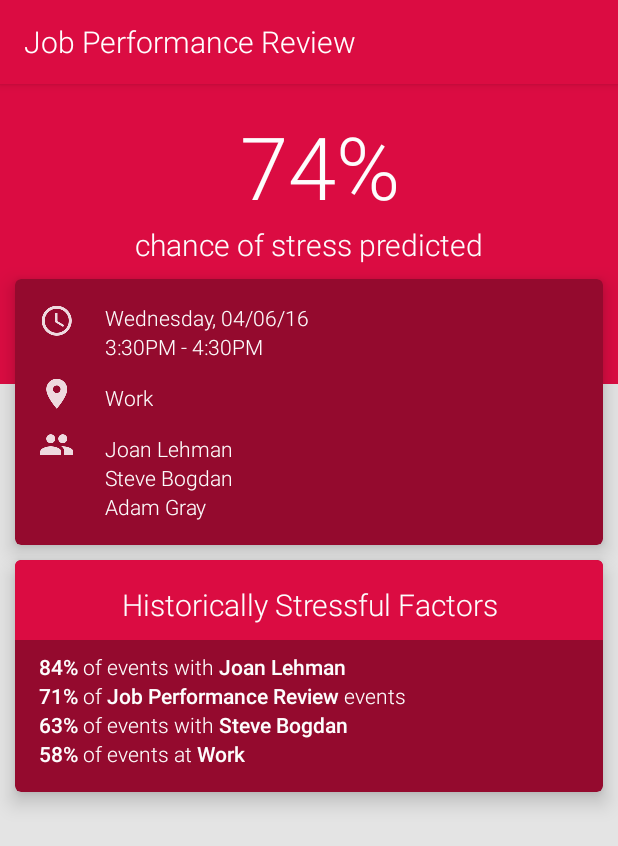
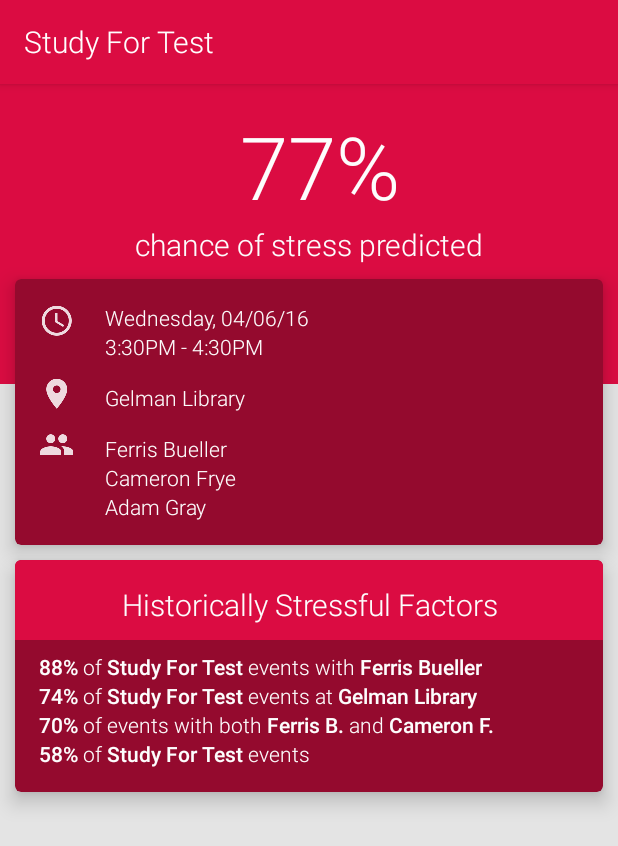
Before and after one commit to gw-sd-2016/ChillOut, an Android app: the MainActivity screen opened directly, with no data from a screen before it, on a phone screen of 412 x 824 dp. Shown: the top 846 px of the screen. Run offline under Robolectric (Android 15) with nearby library versions, the phone set to English and light mode, and no system bars; libraries missing offline, so code that uses them is left out: com.mikepenz.materialdrawer; 2 statements that could not run were skipped.

Commit message:
Final commit for senior design

```diff
--- a/app/src/main/java/com/example/grayapps/contextaware/BarFragment.java
+++ b/app/src/main/java/com/example/grayapps/contextaware/BarFragment.java
@@ -93,12 +93,12 @@ public class BarFragment extends Fragment
             Log.d("IntentExtra", "Stress is present");
             mPos = (int) getActivity().getIntent().getExtras().getDouble("stress", -1);
 
-            if (mPos == 2)//stressed
+            if (mPos >= 0.5)//stressed
             {
                 mValuesOne[0][0] = 8.0f;
                 mStressColor = "#db0c42";
                 mRealEvent = true;
-            } else if (mPos == 1)//relaxed
+            } else if (mPos >= 0)//relaxed
             {
                 mValuesOne[0][0] = 2.0f;
                 mStressColor = "#2c93d0";
--- a/app/src/main/java/com/example/grayapps/contextaware/EventDetailsActivity.java
+++ b/app/src/main/java/com/example/grayapps/contextaware/EventDetailsActivity.java
@@ -150,7 +150,7 @@ public class EventDetailsActivity extends AppCompatActivity implements EventAtte
                 detsCard.setCardBackgroundColor(ContextCompat.getColor(this, R.color.colorNeutralBar));
             }
 
-            if(mStress == 2)
+            if(mStress >= 0.5)
             {
                 toolbar.setBackground(new ColorDrawable(Color.parseColor(getResources().getString(R.color.colorStress))));
                 w.setStatusBarColor(Color.parseColor(getResources().getString(R.color.colorStressDark)));
@@ -159,7 +159,7 @@ public class EventDetailsActivity extends AppCompatActivity implements EventAtte
                // contentLayout.setBackgroundColor(ContextCompat.getColor(this, R.color.colorStressBackground));
                 detsCard.setCardBackgroundColor(ContextCompat.getColor(this, R.color.colorStressBar));
             }
-            else if(mStress == 1)
+            else if(mStress >= 0)
             {
                 toolbar.setBackground(new ColorDrawable(Color.parseColor(getResources().getString(R.color.colorNoise))));
                 w.setStatusBarColor(Color.parseColor(getResources().getString(R.color.colorNoiseDark)));
@@ -216,7 +216,7 @@ public class EventDetailsActivity extends AppCompatActivity implements EventAtte
                 new NotificationCompat.Builder(this)
                         .setSmallIcon(R.drawable.ic_stat_group_2)
                         .setContentTitle("Upcoming Stressful Event")
-                        .setContentText("Job Performance Review")
+                        .setContentText("Study For Test")
                         .setColor(Color.parseColor(getResources().getString(R.color.colorStress)));
 
         builder.setContentIntent(resultPendingIntent);
--- a/app/src/main/java/com/example/grayapps/contextaware/MainActivity.java
+++ b/app/src/main/java/com/example/grayapps/contextaware/MainActivity.java
@@ -22,7 +22,7 @@ public class MainActivity extends AppCompatActivity {
         TextView title = (TextView) toolbar.findViewById(R.id.toolbar_title);
         setSupportActionBar(toolbar);
         getSupportActionBar().setDisplayShowTitleEnabled(false);
-        title.setText("Job Performance Review");
+        title.setText("Study For Test");
         Window w = this.getWindow();
         toolbar.setBackground(new ColorDrawable(Color.parseColor(getResources().getString(R.color.colorStress))));
 
--- a/app/src/main/res/layout/content_main.xml
+++ b/app/src/main/res/layout/content_main.xml
@@ -23,7 +23,7 @@
             <TextView
                 android:layout_width="fill_parent"
                 android:layout_height="wrap_content"
-                android:text=" 74%"
+                android:text=" 77%"
                 android:gravity="center_horizontal"
                 android:textColor="@color/textPrimary"
                 android:textSize="58sp"
@@ -66,7 +66,7 @@
                 android:layout_alignParentLeft="true"
                 android:src="@drawable/ic_access_time_white_24dp"
                 android:alpha="0.85"
-                android:id="@+id/timeIcon" />
+                android:id="@+id/timeIcon"/>
 
             <TextView
                 android:layout_width="wrap_content"
@@ -110,7 +110,7 @@
                 android:textSize="14sp"
                 android:paddingStart="20dp"
                 android:fontFamily="sans-serif-light"
-                android:text="Work"
+                android:text="Gelman Library"
                 android:layout_alignBottom="@+id/locationIcon"
                 android:layout_toEndOf="@+id/locationIcon" />
 
@@ -134,7 +134,7 @@
                 android:layout_toEndOf="@id/attendeesIcon"
                 android:layout_alignBottom="@id/attendeesIcon"
                 android:fontFamily="sans-serif-light"
-                android:text="Joan Lehman"/>
+                android:text="Ferris Bueller"/>
             <TextView
                 android:layout_width="wrap_content"
                 android:layout_height="wrap_content"
@@ -145,7 +145,7 @@
                 android:layout_below="@id/person1"
                 android:layout_alignStart="@id/person1"
                 android:fontFamily="sans-serif-light"
-                android:text="Steve Bogdan"
+                android:text="Cameron Frye"
                 />
             <TextView
                 android:layout_width="wrap_content"
@@ -217,7 +217,7 @@
                 <TextView
                     android:layout_width="wrap_content"
                     android:layout_height="wrap_content"
-                    android:text="84%"
+                    android:text="88%"
                     android:id="@+id/percent"
                     android:textColor="@color/textPrimary"
                     android:fontFamily="sans-serif-light"
@@ -228,7 +228,7 @@
                 <TextView
                     android:layout_width="wrap_content"
                     android:layout_height="wrap_content"
-                    android:text=" of events with "
+                    android:text=" of "
                     android:textColor="@color/textPrimary"
                     android:id="@+id/ofEvents"
                     android:fontFamily="sans-serif-light"
@@ -237,13 +237,32 @@
                 <TextView
                     android:layout_width="wrap_content"
                     android:layout_height="wrap_content"
-                    android:text="Joan Lehman "
+                    android:text="Study For Test"
                     android:textColor="@color/textPrimary"
                     android:id="@+id/factor"
                     android:layout_toRightOf="@id/ofEvents"
                     android:fontFamily="sans-serif-light"
                     android:textStyle="bold"
                     android:textSize="14sp"/>
+                    <TextView
+                        android:layout_width="wrap_content"
+                        android:layout_height="wrap_content"
+                        android:text=" events with "
+                        android:textColor="@color/textPrimary"
+                        android:id="@+id/with"
+                        android:fontFamily="sans-serif-light"
+                        android:layout_toRightOf="@+id/factor"
+                        android:textSize="14sp" />
+                    <TextView
+                        android:layout_width="wrap_content"
+                        android:layout_height="wrap_content"
+                        android:text="Ferris Bueller"
+                        android:textColor="@color/textPrimary"
+                        android:id="@+id/person"
+                        android:layout_toRightOf="@id/with"
+                        android:fontFamily="sans-serif-light"
+                        android:textStyle="bold"
+                        android:textSize="14sp"/>
                 </RelativeLayout>
             </TableRow>
 
@@ -258,7 +277,7 @@
                     <TextView
                         android:layout_width="wrap_content"
                         android:layout_height="wrap_content"
-                        android:text="71%"
+                        android:text="74%"
                         android:id="@+id/percent2"
                         android:textColor="@color/textPrimary"
                         android:fontFamily="sans-serif-light"
@@ -271,28 +290,38 @@
                         android:layout_height="wrap_content"
                         android:text=" of "
                         android:textColor="@color/textPrimary"
-                        android:id="@+id/ofEvents2"
+                        android:id="@+id/of"
                         android:fontFamily="sans-serif-light"
                         android:layout_toRightOf="@+id/percent2"
-                        android:textSize="14sp"/>
+                        android:textSize="14sp" />
                     <TextView
                         android:layout_width="wrap_content"
                         android:layout_height="wrap_content"
-                        android:text="Job Performance Review "
+                        android:text="Study For Test"
                         android:textColor="@color/textPrimary"
-                        android:id="@+id/factor2"
-                        android:layout_toRightOf="@id/ofEvents2"
+                        android:id="@+id/eventName"
+                        android:layout_toRightOf="@id/of"
                         android:fontFamily="sans-serif-light"
                         android:textStyle="bold"
                         android:textSize="14sp"/>
                     <TextView
                         android:layout_width="wrap_content"
                         android:layout_height="wrap_content"
-                        android:text="events"
-                        android:id="@+id/name2"
-                        android:layout_toRightOf="@id/factor2"
+                        android:text=" events at"
                         android:textColor="@color/textPrimary"
+                        android:id="@+id/ofEvents2"
                         android:fontFamily="sans-serif-light"
+                        android:layout_toRightOf="@+id/eventName"
+                        android:textSize="14sp"/>
+                    <TextView
+                        android:layout_width="wrap_content"
+                        android:layout_height="wrap_content"
+                        android:text=" Gelman Library "
+                        android:textColor="@color/textPrimary"
+                        android:id="@+id/factor2"
+                        android:layout_toRightOf="@id/ofEvents2"
+                        android:fontFamily="sans-serif-light"
+                        android:textStyle="bold"
                         android:textSize="14sp"/>
                 </RelativeLayout>
             </TableRow>
@@ -307,7 +336,7 @@
                     <TextView
                         android:layout_width="wrap_content"
                         android:layout_height="wrap_content"
-                        android:text="63%"
+                        android:text="70% "
                         android:id="@+id/percent3"
                         android:textColor="@color/textPrimary"
                         android:fontFamily="sans-serif-light"
@@ -318,7 +347,7 @@
                     <TextView
                         android:layout_width="wrap_content"
                         android:layout_height="wrap_content"
-                        android:text=" of events with "
+                        android:text="of events with both "
                         android:textColor="@color/textPrimary"
                         android:id="@+id/ofEvents3"
                         android:fontFamily="sans-serif-light"
@@ -327,10 +356,29 @@
                     <TextView
                         android:layout_width="wrap_content"
                         android:layout_height="wrap_content"
-                        android:text="Steve Bogdan "
+                        android:text="Ferris B. "
                         android:textColor="@color/textPrimary"
                         android:id="@+id/factor3"
                         android:layout_toRightOf="@id/ofEvents3"
+                        android:fontFamily="sans-serif-light"
+                        android:textStyle="bold"
+                        android:textSize="14sp"/>
+                    <TextView
+                        android:layout_width="wrap_content"
+                        android:layout_height="wrap_content"
+                        android:text="and "
+                        android:textColor="@color/textPrimary"
+                        android:id="@+id/and"
+                        android:fontFamily="sans-serif-light"
+                        android:layout_toRightOf="@+id/factor3"
+                        android:textSize="14sp"/>
+                    <TextView
+                        android:layout_width="wrap_content"
+                        android:layout_height="wrap_content"
+                        android:text="Cameron F."
+                        android:textColor="@color/textPrimary"
+                        android:id="@+id/factor5"
+                        android:layout_toRightOf="@id/and"
                         android:fontFamily="sans-serif-light"
                         android:textStyle="bold"
                         android:textSize="14sp"/>
@@ -359,7 +407,7 @@
                     <TextView
                         android:layout_width="wrap_content"
                         android:layout_height="wrap_content"
-                        android:text=" of events at "
+                        android:text=" of "
                         android:textColor="@color/textPrimary"
                         android:id="@+id/ofEvents4"
                         android:fontFamily="sans-serif-light"
@@ -368,13 +416,22 @@
                     <TextView
                         android:layout_width="wrap_content"
                         android:layout_height="wrap_content"
-                        android:text="Work"
+                        android:text="Study For Test"
                         android:textColor="@color/textPrimary"
                         android:id="@+id/factor4"
                         android:layout_toRightOf="@id/ofEvents4"
                         android:fontFamily="sans-serif-light"
                         android:textStyle="bold"
                         android:textSize="14sp"/>
+                    <TextView
+                        android:layout_width="wrap_content"
+                        android:layout_height="wrap_content"
+                        android:text=" events"
+                        android:textColor="@color/textPrimary"
+                        android:id="@+id/events"
+                        android:fontFamily="sans-serif-light"
+                        android:layout_toRightOf="@+id/factor4"
+                        android:textSize="14sp"/>
                 </RelativeLayout>
             </TableRow>
         </LinearLayout>
```
Also changed, not shown: app/src/main/java/com/example/grayapps/contextaware/CalendarEventChangeReceiver.java (+35 -10 lines), app/src/main/java/com/example/grayapps/contextaware/CalendarEventRecordingTrigger.java (+169 -4 lines), app/src/main/java/com/example/grayapps/contextaware/CalendarEventsListFragment.java (+20 -18 lines), app/src/main/java/com/example/grayapps/contextaware/DataRecordingService.java (+6 -3 lines), app/src/main/res/mipmap-hdpi/ic_launcher.png, app/src/main/res/mipmap-mdpi/ic_launcher.png, app/src/main/res/mipmap-xhdpi/ic_launcher.png, app/src/main/res/mipmap-xxhdpi/ic_launcher.png, app/src/main/res/mipmap-xxxhdpi/ic_launcher.png.
